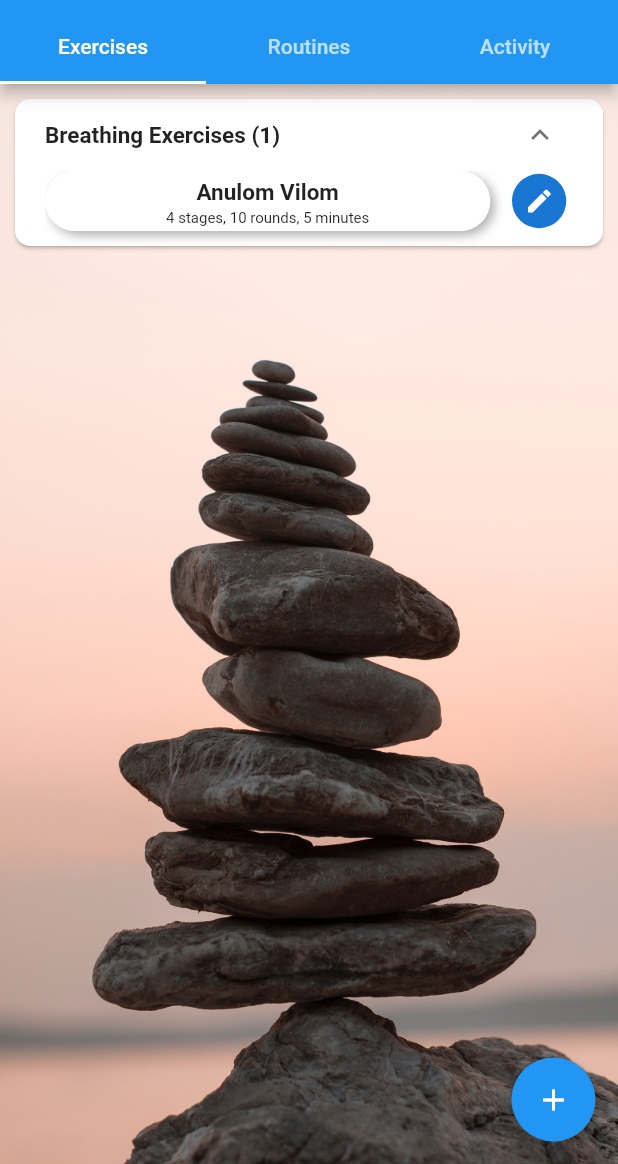
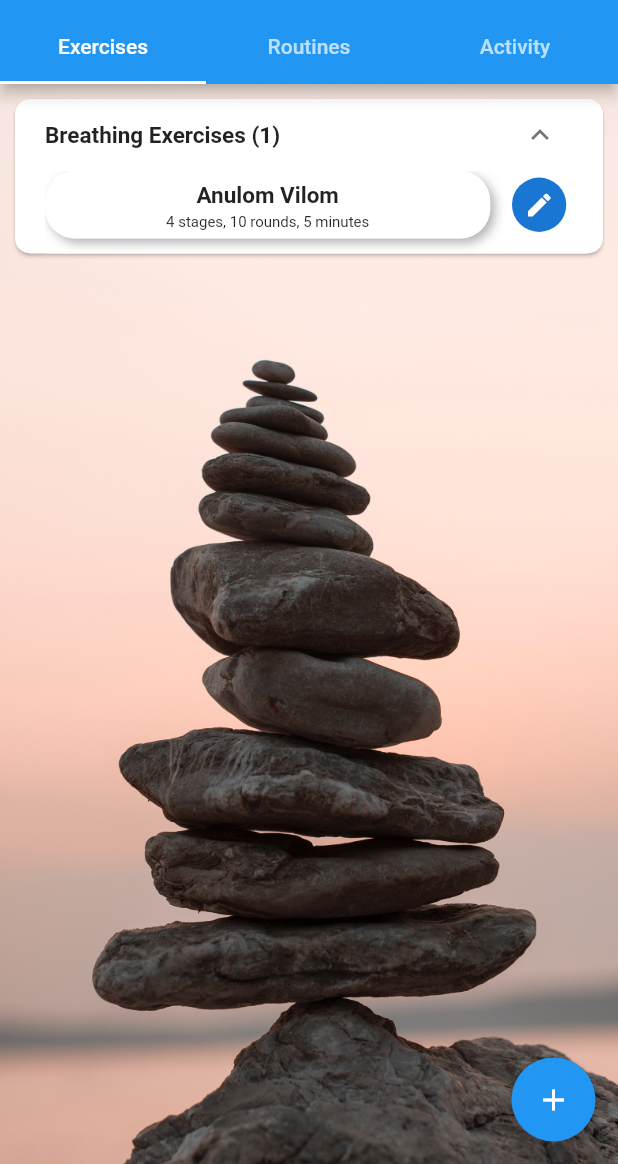
Before and after one commit to sandeshgoel/yoga-app, a Flutter app: the MyHomePage screen opened directly, on a phone screen of 412 x 824 dp, the part 72-1236 px from its top. Run offline on Flutter 3.47's test engine with Material 2 defaults, Android fonts, the phone set to English and light mode, and no system bars; drawn by our look-alikes of showcaseview; our stand-ins replace audioplayers, charts_flutter, cloud_firestore, firebase_auth, firebase_core, fl_chart and 12 more; missing offline and left inert: volume_control, workmanager; accounts and stored records are empty.

Commit message:
ver 0.6.0+6: tile height fixed, default voice #7

```diff
--- a/lib/main.dart
+++ b/lib/main.dart
@@ -189,7 +189,8 @@ class _WrapperState extends State<Wrapper> {
       print('_rightAfterSignIn: DB returned null record for ${user.uid}!!');
 
     if (!filterVoices.contains(settings.getVoice()))
-      settings.setVoice(filterVoices[0]);
+      settings.setVoice(
+          filterVoices.length > 7 ? filterVoices[7] : filterVoices[0]);
 
     // save all settings back to DB
     settings.saveSettings();
--- a/lib/pages/exercises_page.dart
+++ b/lib/pages/exercises_page.dart
@@ -85,7 +85,7 @@ class _ExercisesPageState extends State<ExercisesPage> {
                 _exerciseSelected(context, ex.name);
               },
               child: Container(
-                height: 40,
+                padding: EdgeInsets.symmetric(vertical: 5),
                 decoration: boxDeco,
                 child: Center(
                     child: Column(
--- a/lib/pages/routines_page.dart
+++ b/lib/pages/routines_page.dart
@@ -74,7 +74,7 @@ class _RoutinesPageState extends State<RoutinesPage> {
                   _routineSelected(context, r.name);
                 },
                 child: Container(
-                  height: 40,
+                  padding: EdgeInsets.symmetric(vertical: 5),
                   decoration: boxDeco,
                   child: Center(
                       child: Column(
--- a/lib/services/settings.dart
+++ b/lib/services/settings.dart
@@ -31,6 +31,7 @@ const exButterfly = 'Butterfly';
 const exSquat = 'Squat';
 const exPawanMukt = 'Pawan Mukt Aasanaa';
 const exMarkatasana = 'Markata Aasanaa';
+const exChakrasana = 'Chakra Aasanaa';
 
 // Routine library
 List<Routine> gRoutineLib = [
@@ -55,9 +56,10 @@ List<Routine> gRoutineLib = [
     Exercise(exSuryaNamaskara, 10),
   ]),
   Routine('Sitting Warm Up', [
+    Exercise(exSquat, 10),
     Exercise(exButterfly, 10),
     Exercise(exPawanMukt, 4),
-    Exercise(exMarkatasana, 10),
+    Exercise(exMarkatasana, 6),
   ]),
 ];
 
@@ -165,6 +167,8 @@ List<ConfigParam> gExerciseLib = [
       [Stage('Bend knees to the right and turn head to the left', 10)],
       altLeftRight: true,
       desc: 'Lie down on your back, hands to the side and bend your knees'),
+  ConfigParam(exChakrasana, ExCategory.sitting, 2,
+      [Stage('Lift your stomach in chakra aasanaa', 20), Stage('Release', 2)]),
 ];
 
 // ------------------------------------------------------
--- a/pubspec.yaml
+++ b/pubspec.yaml
@@ -15,7 +15,7 @@ publish_to: 'none' # Remove this line if you wish to publish to pub.dev
 # In iOS, build-name is used as CFBundleShortVersionString while build-number used as CFBundleVersion.
 # Read more about iOS versioning at
 # https://developer.apple.com/library/archive/documentation/General/Reference/InfoPlistKeyReference/Articles/CoreFoundationKeys.html
-version: 0.5.0+5
+version: 0.6.0+6
 
 environment:
   sdk: ">=2.12.0 <3.0.0"
```
